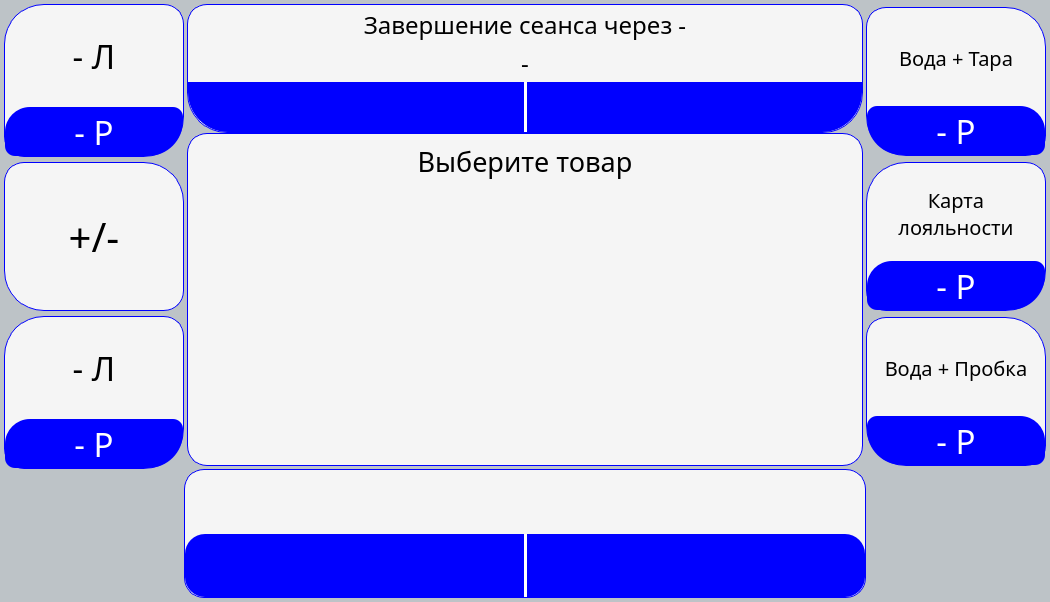
Before: the Qt Designer form services/gui/resources/ui_interface/buy_window.ui in dmitriymikryukov/vodobox-pro, drawn with Qt 5.
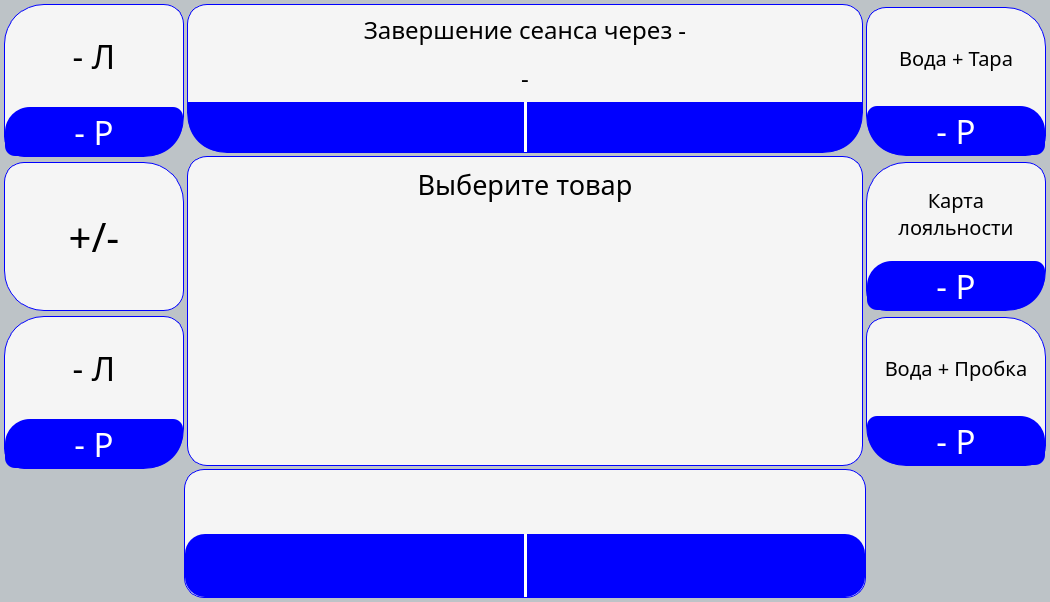
After: the same form once the commit is applied. Icons and pictures are not drawn.

Commit message: change ui for buy window

Patch:
```diff
--- a/services/gui/resources/ui_interface/buy_window.ui
+++ b/services/gui/resources/ui_interface/buy_window.ui
@@ -2388,7 +2388,7 @@
               </property>
               <layout class="QVBoxLayout" name="verticalLayout_6">
                <property name="spacing">
-                <number>0</number>
+                <number>3</number>
                </property>
                <property name="leftMargin">
                 <number>0</number>
@@ -2407,7 +2407,7 @@
                  <property name="minimumSize">
                   <size>
                    <width>0</width>
-                   <height>129</height>
+                   <height>149</height>
                   </size>
                  </property>
                  <property name="maximumSize">
@@ -2492,8 +2492,8 @@
                      <string notr="true">QFrame#frame_17 {
 	border-top-right-radius: 0px;
 	border-top-left-radius: 0px;
-	border-bottom-right-radius: 40px;
-	border-bottom-left-radius:40px;
+	border-bottom-right-radius: 35px;
+	border-bottom-left-radius:35px;
 	background-color: rgb(0, 0, 255);
 }</string>
                     </property>
```
The commit also changes 1 other file.
